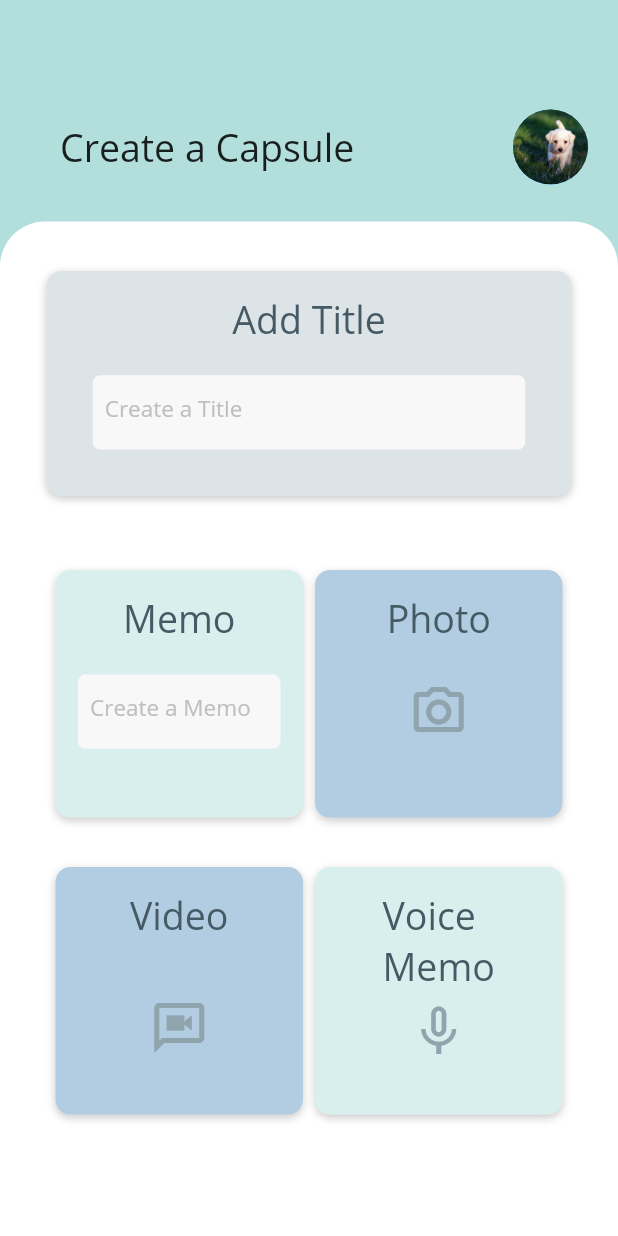
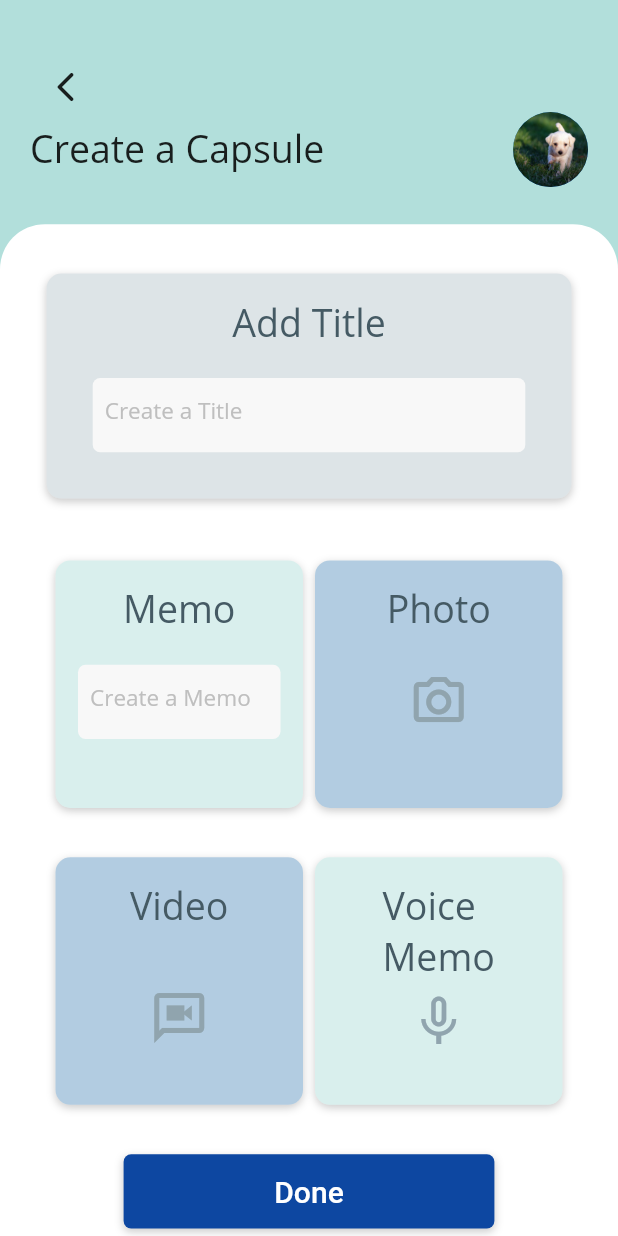
Before and after one commit to YuanSamuel/capsule_map, a Flutter app: the CreateCapsuleScreen screen opened directly, on a phone screen of 412 x 824 dp. Run offline on Flutter 3.47's test engine with Material 2 defaults, Android fonts, the light colour scheme and no system bars; our stand-ins replace cloud_firestore, firebase_auth, firebase_core, firebase_storage, flutter_mobx, geolocator and 3 more; accounts and stored records are empty; generated files the repository leaves out were written again.

Commit message:
added stuff to createcapsule_screen.dart

```diff
--- a/lib/main.dart
+++ b/lib/main.dart
@@ -1,3 +1,4 @@
+import 'package:capsule_map/screens/createcapsule_screen.dart';
 import 'package:capsule_map/screens/root_screen.dart';
 import 'package:capsule_map/screens/signin_screen.dart';
 import 'package:capsule_map/screens/welcome_screen.dart';
@@ -26,7 +27,7 @@ class MyApp extends StatelessWidget {
       ],
       child: MaterialApp(
         debugShowCheckedModeBanner: false,
-        home: SignInScreen(),
+        home: CreateCapsuleScreen(),
       ),
     );
   }
--- a/lib/screens/createcapsule_screen.dart
+++ b/lib/screens/createcapsule_screen.dart
@@ -18,15 +18,23 @@ class _CreateCapsuleScreenState extends State<CreateCapsuleScreen> {
             height: height * 0.03,
           ),
           Padding(
-            padding: EdgeInsets.only(left: 40.0, top: 40.0),
+            padding: EdgeInsets.only(left: 20.0),
             child: Column(
               children: [
-                SizedBox(
-                  height: height * 0.01,
-                ),
                 Row(
                   mainAxisAlignment: MainAxisAlignment.spaceBetween,
                   children: [
+                    Column(
+                      crossAxisAlignment: CrossAxisAlignment.start,
+                      children: [
+                        Container(
+                          child: IconButton(
+                            onPressed: () {
+                              Navigator.pop(context);
+                            },
+                            icon: Icon(Icons.arrow_back_ios_rounded),
+                          ),
+                        ),
                         Text(
                           'Create a Capsule',
                           style: TextStyle(
@@ -35,8 +43,10 @@ class _CreateCapsuleScreenState extends State<CreateCapsuleScreen> {
                             fontWeight: FontWeight.w400,
                           ),
                         ),
+                      ],
+                    ),
                     Container(
-                      padding: EdgeInsets.symmetric(horizontal: 20.0),
+                      padding: EdgeInsets.only(right: 20.0, top: 50.0),
                       child: CircleAvatar(
                         radius: 25.0,
                         backgroundImage: AssetImage('images/dog.png'),
@@ -133,7 +143,7 @@ class _CreateCapsuleScreenState extends State<CreateCapsuleScreen> {
                     ),
                     // ______________________________________
                     SizedBox(
-                      height: height * 0.06,
+                      height: height * 0.05,
                     ),
                     Padding(
                       padding: EdgeInsets.symmetric(horizontal: 22.0),
@@ -363,6 +373,33 @@ class _CreateCapsuleScreenState extends State<CreateCapsuleScreen> {
                         ],
                       ),
                     ),
+                    SizedBox(
+                      height: height * 0.04,
+                    ),
+                    Container(
+                      height: height * 0.06,
+                      width: width * 0.6,
+                      decoration: BoxDecoration(
+                          borderRadius: BorderRadius.circular(5.0),
+                          color: Colors.blue[900],
+                          boxShadow: [
+                            BoxShadow(
+                              color: Colors.black.withOpacity(0.2),
+                              offset: Offset(0, 2),
+                              blurRadius: 4.0,
+                            ),
+                          ]),
+                      child: Center(
+                        child: Text(
+                          'Done',
+                          style: TextStyle(
+                            color: Colors.white,
+                            fontSize: 20.0,
+                            fontWeight: FontWeight.w500,
+                          ),
+                        ),
+                      ),
+                    ),
                   ],
                 ),
               ),
```
Lines whose indentation alone changed are shown as unchanged.
